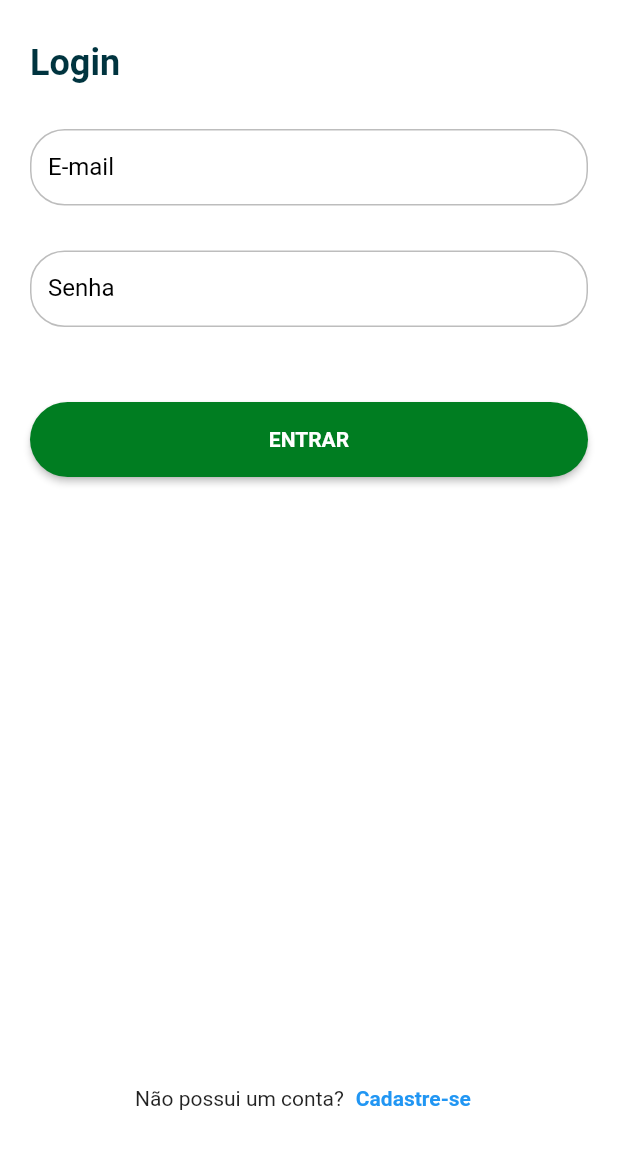
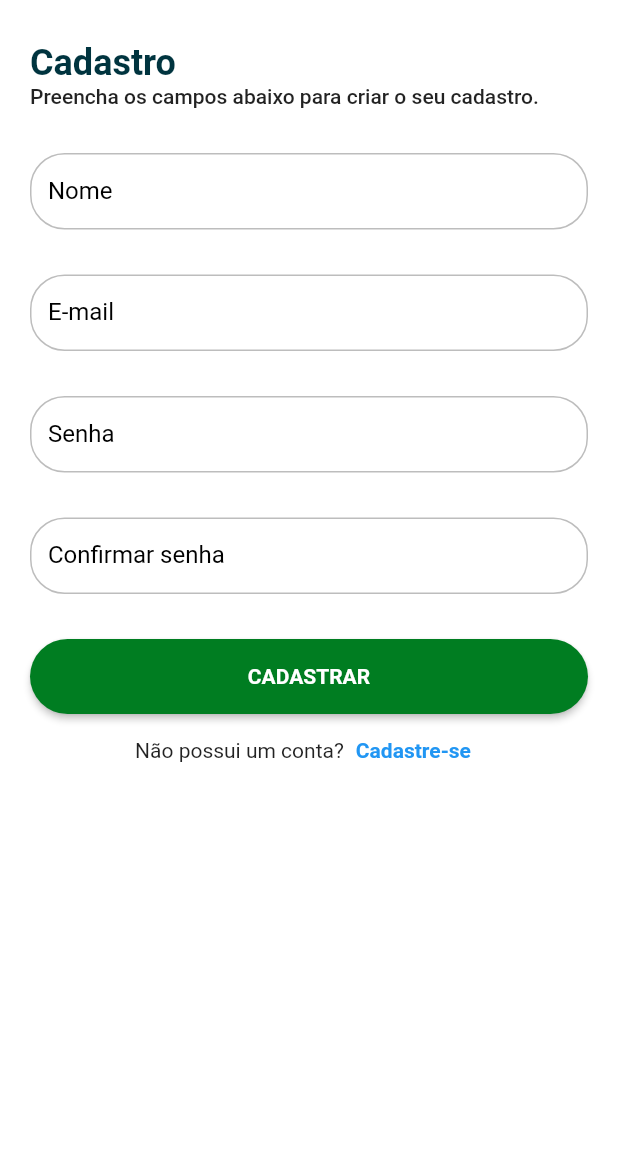
Before and after one commit to Bonom0/vakinha_burger, a Flutter app: the LoginPage screen opened by its route, after a tap on "Cadastre-se", on a phone screen of 412 x 824 dp, the part 72-1236 px from its top. Run offline on Flutter 3.47's test engine with Material 3 defaults, Android fonts, the phone set to English and light mode, and no system bars; our stand-ins replace get; Roboto replaces fonts that are missing (mplus1).

Commit message:
Implementado tela de Cadastro

```diff
--- a/lib/app/modules/auth/login/login_page.dart
+++ b/lib/app/modules/auth/login/login_page.dart
@@ -49,7 +49,9 @@ class LoginPage extends StatelessWidget {
                         children: [
                           Text('Não possui um conta?'),
                           TextButton(
-                            onPressed: () {},
+                            onPressed: () {
+                              Get.toNamed('/auth/register');
+                            },
                             child: Text(
                               'Cadastre-se',
                               style: VakinhaUI.textBold,
--- /dev/null
+++ b/lib/app/modules/auth/register/register_page.dart
@@ -0,0 +1,70 @@
+import 'package:flutter/material.dart';
+import 'package:get/get.dart';
+import 'package:vakinha_burger/app/core/ui/vakinha_ui.dart';
+import 'package:vakinha_burger/app/core/ui/widgets/vakinha_appbar.dart';
+import 'package:vakinha_burger/app/core/ui/widgets/vakinha_button.dart';
+import 'package:vakinha_burger/app/core/ui/widgets/vakinha_textformfield.dart';
+
+class RegisterPage extends StatelessWidget {
+  const RegisterPage({super.key});
+
+  @override
+  Widget build(BuildContext context) {
+    return Scaffold(
+      appBar: VakinhaAppbar(elevation: 0),
+      backgroundColor: Colors.white,
+      body: SingleChildScrollView(
+        child: IntrinsicHeight(
+          child: Padding(
+            padding: const EdgeInsets.all(20.0),
+            child: Form(
+              child: Column(
+                crossAxisAlignment: CrossAxisAlignment.start,
+                children: [
+                  Text(
+                    'Cadastro',
+                    style: context.textTheme.headlineSmall?.copyWith(
+                      fontWeight: FontWeight.bold,
+                      color: context.theme.primaryColorDark,
+                    ),
+                  ),
+                  Text(
+                    'Preencha os campos abaixo para criar o seu cadastro.',
+                    style: context.textTheme.bodyLarge,
+                  ),
+                  const SizedBox(height: 30),
+                  VakinhaTextformfield(label: 'Nome'),
+                  const SizedBox(height: 30),
+                  VakinhaTextformfield(label: 'E-mail'),
+                  const SizedBox(height: 30),
+                  VakinhaTextformfield(label: 'Senha'),
+                  const SizedBox(height: 30),
+                  VakinhaTextformfield(label: 'Confirmar senha'),
+                  const SizedBox(height: 30),
+                  Center(
+                    child: VakinhaButton(
+                      width: context.width,
+                      label: 'CADASTRAR',
+                      onPressed: () {},
+                    ),
+                  ),
+                  const Spacer(),
+                  Row(
+                    mainAxisAlignment: MainAxisAlignment.center,
+                    children: [
+                      Text('Não possui um conta?'),
+                      TextButton(
+                        onPressed: () {},
+                        child: Text('Cadastre-se', style: VakinhaUI.textBold),
+                      ),
+                    ],
+                  ),
+                ],
+              ),
+            ),
+          ),
+        ),
+      ),
+    );
+  }
+}
--- a/lib/app/routes/auth_routers.dart
+++ b/lib/app/routes/auth_routers.dart
@@ -1,10 +1,12 @@
 import 'package:get/get.dart';
 import 'package:vakinha_burger/app/modules/auth/login/login_page.dart';
+import 'package:vakinha_burger/app/modules/auth/register/register_page.dart';
 
 class AuthRouters {
   AuthRouters._();
 
   static final routers = <GetPage>[
     GetPage(name: '/auth/login', page: () => const LoginPage()),
+    GetPage(name: '/auth/register', page: () => const RegisterPage()),
   ];
 }
```
